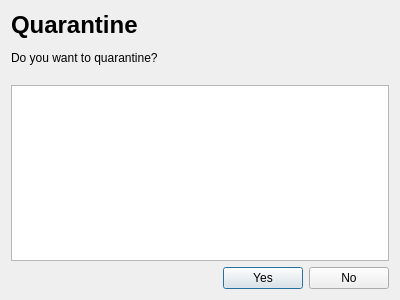
Above: ListerQuarantine.ui from ClamOne/ClamOne before the change. Below: the same form after it.
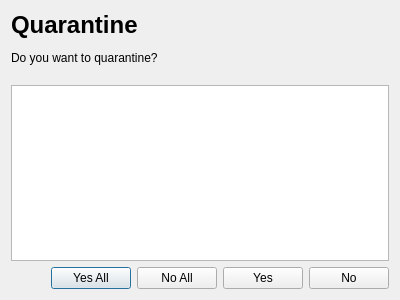
That is the form after the change.

The edit to the form file:
```diff
--- a/ListerQuarantine.ui
+++ b/ListerQuarantine.ui
@@ -59,6 +59,20 @@
        </property>
       </spacer>
      </item>
+     <item>
+      <widget class="QPushButton" name="pushButtonYesAll">
+       <property name="text">
+        <string>Yes All</string>
+       </property>
+      </widget>
+     </item>
+     <item>
+      <widget class="QPushButton" name="pushButtonNoAll">
+       <property name="text">
+        <string>No All</string>
+       </property>
+      </widget>
+     </item>
      <item>
       <widget class="QPushButton" name="pushButtonYes">
        <property name="text">
```
